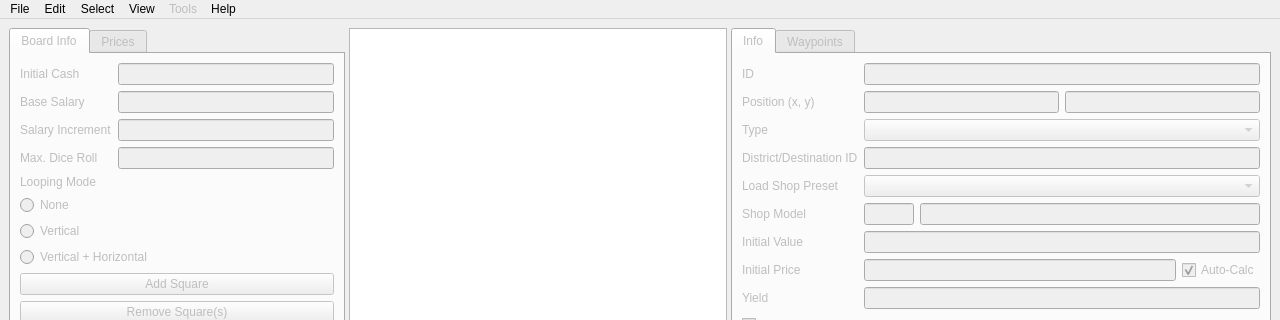
Qt form mainwindow.ui (FortuneStreetModding/fortune-avenue-qt) before a commit; both pictures show x 0 to 1280 and y 0 to 320 of the 1280 by 720 pixel window.
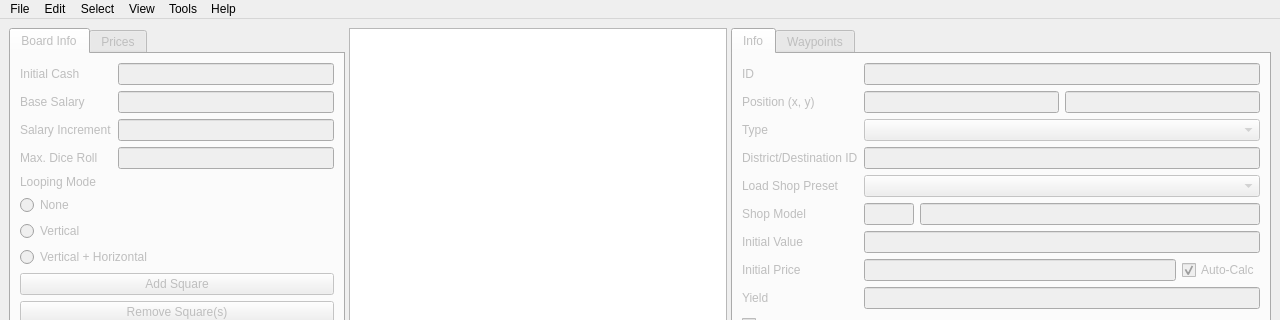
The same form after that commit. Icons and pictures are not drawn.

What changed in the file:
```diff
--- a/mainwindow.ui
+++ b/mainwindow.ui
@@ -1265,7 +1265,7 @@
      <x>0</x>
      <y>0</y>
      <width>1280</width>
-     <height>24</height>
+     <height>22</height>
     </rect>
    </property>
    <widget class="QMenu" name="menuFile">
@@ -1279,7 +1279,7 @@
    </widget>
    <widget class="QMenu" name="menuTools">
     <property name="enabled">
-     <bool>false</bool>
+     <bool>true</bool>
     </property>
     <property name="title">
      <string>Tools</string>
```
Left out of the diff: 15 changed lines with no effect on the pictures.
